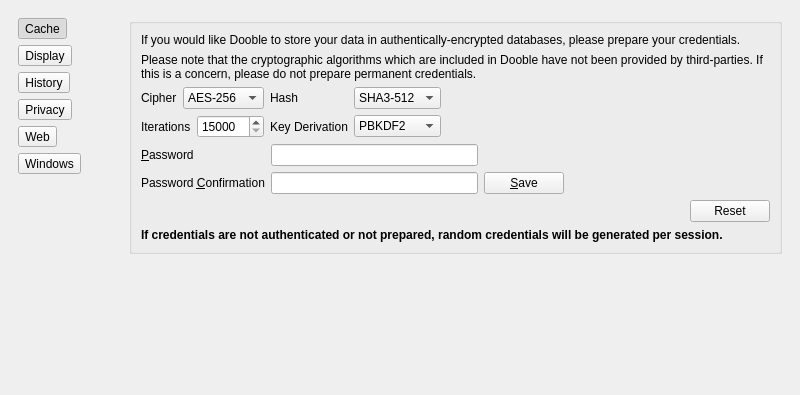
Old version of the form 2.x/UI/dooble_settings.ui in the repository textbrowser/dooble; both pictures show x 0 to 800 and y 0 to 395 of the 800 by 700 pixel window.
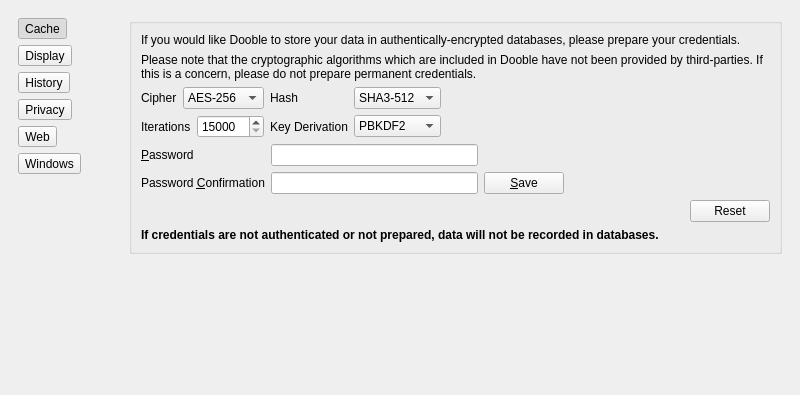
New version of the form. The open tabs and pages were chosen to show the change. Icons and pictures are not drawn.

Commit message: Record data.

```diff
--- a/2.x/UI/dooble_settings.ui
+++ b/2.x/UI/dooble_settings.ui
@@ -586,7 +586,7 @@
                 </font>
                </property>
                <property name="text">
-                <string>If credentials are not authenticated or not prepared, random credentials will be generated per session.</string>
+                <string>If credentials are not authenticated or not prepared, data will not be recorded in databases.</string>
                </property>
                <property name="wordWrap">
                 <bool>true</bool>
```
The commit also changes 10 other files.
